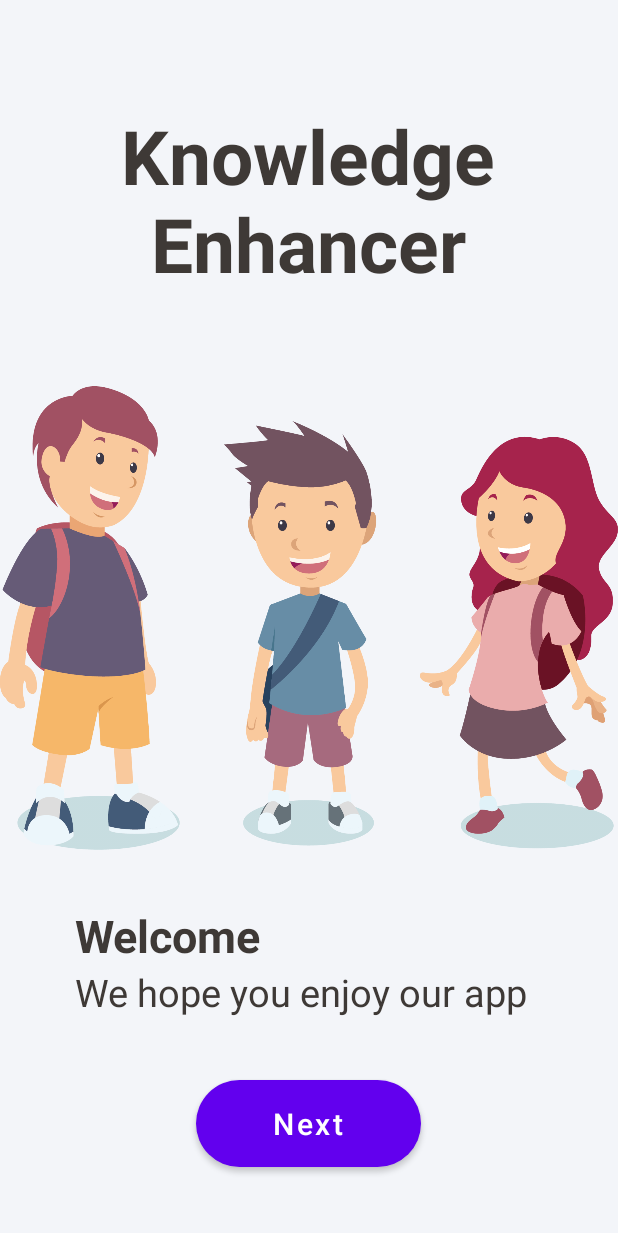
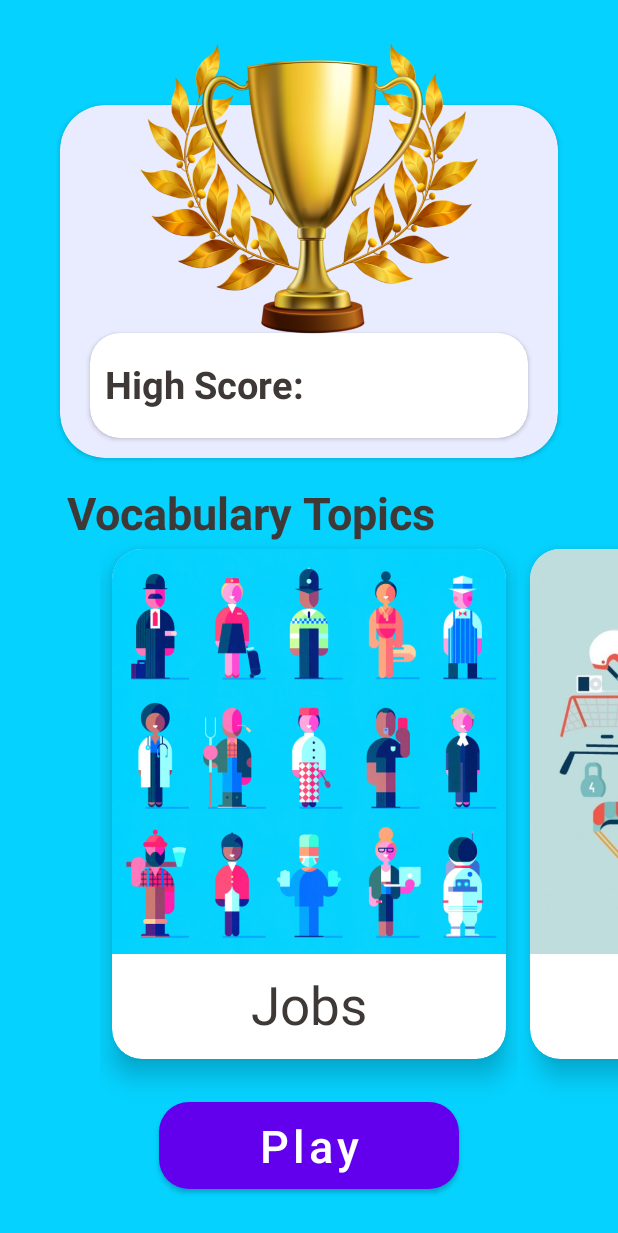
Before and after one commit to phian/Knowledge_Enhancer_App, an Android app: the screen it shows after launch (GreetingActivity before the commit, GameMenuScreen after it), after a tap on "Get Started", on a phone screen of 412 x 824 dp. Shown: the top 1233 px of the screen. Run offline under Robolectric (Android 15) with nearby library versions, the phone set to English and light mode, and no system bars.

Commit message:
Remove 2 Greeting screens

```diff
--- a/app/src/main/java/com/example/knowledge_enhancer/GameMenuScreen.java
+++ b/app/src/main/java/com/example/knowledge_enhancer/GameMenuScreen.java
@@ -101,7 +101,6 @@ public class GameMenuScreen extends AppCompatActivity {
                     public void run() {
                         Intent intent = new Intent(GameMenuScreen.this, GamePlay.class);
                         intent.putExtra("SelectedTopic", String.valueOf(selectedTopicIndex));
-                        finish();
                         startActivity(intent);
                         overridePendingTransition(android.R.anim.fade_in, android.R.anim.fade_out);
                     }
@@ -118,8 +117,7 @@ public class GameMenuScreen extends AppCompatActivity {
         delayBeforeChangeScreen.postDelayed(new Runnable() {
             @Override
             public void run() {
-                Intent intent = new Intent(GameMenuScreen.this, GreetingActivity2.class);
-                finish();
+                Intent intent = new Intent(GameMenuScreen.this, MainActivity.class);
                 startActivity(intent);
                 overridePendingTransition(android.R.anim.fade_in, android.R.anim.fade_out);
             }
--- a/app/src/main/java/com/example/knowledge_enhancer/GamePlay.java
+++ b/app/src/main/java/com/example/knowledge_enhancer/GamePlay.java
@@ -319,7 +319,7 @@ public class GamePlay extends AppCompatActivity {
         delayBeforeChangeScreen.postDelayed(new Runnable() {
             @Override
             public void run() {
-                Intent intent = new Intent(GamePlay.this, GreetingActivity2.class);
+                Intent intent = new Intent(GamePlay.this, GameMenuScreen.class);
                 finish();
                 startActivity(intent);
                 overridePendingTransition(android.R.anim.fade_in, android.R.anim.fade_out);
--- a/app/src/main/java/com/example/knowledge_enhancer/MainActivity.java
+++ b/app/src/main/java/com/example/knowledge_enhancer/MainActivity.java
@@ -31,9 +31,6 @@ public class MainActivity extends AppCompatActivity {
         super.onCreate(savedInstanceState);
         setContentView(R.layout.activity_main);
 
-        if (isAlreadyHadUserName() == false)
-            runGreetingActivity();
-
         // Để tạm
         startButton = (Button)findViewById(R.id.start_button);
         startButton.setOnClickListener(new View.OnClickListener() {
@@ -43,7 +40,7 @@ public class MainActivity extends AppCompatActivity {
                 delayBeforeChangeScreen.postDelayed(new Runnable() {
                     @Override
                     public void run() {
-                        Intent intent = new Intent(MainActivity.this, GreetingActivity.class);
+                        Intent intent = new Intent(MainActivity.this, GameMenuScreen.class);
                         startActivity(intent);
                         overridePendingTransition(android.R.anim.fade_in, android.R.anim.fade_out);
                     }
@@ -83,14 +80,4 @@ public class MainActivity extends AppCompatActivity {
 
         return super.onOptionsItemSelected(item);
     }
-
-    // Hàm check xem ng dùng có user name hay chưa
-    private boolean isAlreadyHadUserName() {
-        return true;
-    }
-
-    private void runGreetingActivity() {
-        Intent intent = new Intent(MainActivity.this, GreetingActivity.class);
-        startActivity(intent);
-    }
 }
--- a/app/src/main/res/layout/activity_greeting.xml
+++ /dev/null
@@ -1,99 +0,0 @@
-<?xml version="1.0" encoding="utf-8"?>
-<androidx.constraintlayout.widget.ConstraintLayout
-    xmlns:android="http://schemas.android.com/apk/res/android"
-    xmlns:app="http://schemas.android.com/apk/res-auto"
-    xmlns:tools="http://schemas.android.com/tools"
-    android:layout_width="match_parent"
-    android:layout_height="match_parent"
-    tools:context=".GreetingActivity"
-    android:background="#F3F5F9">
-
-    <RelativeLayout
-        android:layout_width="match_parent"
-        android:layout_height="match_parent"
-        android:gravity="center|top"
-        tools:layout_editor_absoluteX="0dp"
-        tools:layout_editor_absoluteY="0dp">
-
-        <TextView
-            android:layout_width="250dp"
-            android:layout_height="wrap_content"
-            android:layout_marginTop="70dp"
-            android:gravity="center_horizontal"
-            android:maxLines="2"
-            android:text="@string/app_name_greeting_screen"
-            android:textAlignment="center"
-            android:textSize="50sp"
-            tools:ignore="MissingConstraints"
-            android:textStyle="bold"
-            android:textColor="#3E3936"/>
-
-    </RelativeLayout>
-
-    <ImageView
-        android:id="@+id/create_name_greeting_1"
-        android:layout_width="match_parent"
-        android:layout_height="match_parent"
-        app:layout_constraintBottom_toBottomOf="parent"
-        android:scaleType="fitCenter"
-        app:layout_constraintEnd_toEndOf="parent"
-        app:layout_constraintHorizontal_bias="0.0"
-        app:layout_constraintStart_toStartOf="parent"
-        app:layout_constraintTop_toTopOf="parent"
-        app:layout_constraintVertical_bias="0.0"
-        app:srcCompat="@drawable/students" />
-
-    <LinearLayout
-        android:layout_width="match_parent"
-        android:layout_height="match_parent"
-        android:orientation="vertical"
-        android:gravity="bottom|left">
-
-        <LinearLayout
-            android:layout_width="wrap_content"
-            android:layout_height="wrap_content"
-            android:orientation="vertical"
-            android:layout_marginLeft="50dp"
-            android:layout_marginBottom="145dp">
-
-            <TextView
-                android:layout_width="wrap_content"
-                android:layout_height="wrap_content"
-                android:text="@string/greeting1"
-                android:textSize="30sp"
-                tools:ignore="MissingConstraints"
-                android:textColor="#3E3936"
-                android:textStyle="bold"/>
-
-            <TextView
-                android:layout_width="wrap_content"
-                android:layout_height="wrap_content"
-                android:textSize="25sp"
-                android:text="@string/greeting2"
-                android:textColor="#3E3936"/>
-
-        </LinearLayout>
-    </LinearLayout>
-
-    <LinearLayout
-        android:layout_width="match_parent"
-        android:layout_height="match_parent"
-        android:gravity="center|bottom">
-
-        <com.google.android.material.button.MaterialButton
-            android:id="@+id/next_button"
-            android:layout_gravity="center|bottom"
-            android:layout_width="150dp"
-            android:layout_height="70dp"
-            android:text="@string/next"
-            android:layout_marginBottom="20dp"
-            tools:ignore="MissingConstraints"
-            app:cornerRadius="360dp"
-            android:shadowDy="0.5"
-            android:shadowDx="0.5"
-            android:textSize="20sp"
-            android:textAllCaps="false"/>
-
-    </LinearLayout>
-
-</androidx.constraintlayout.widget.ConstraintLayout>
```
Also changed, not shown: app/src/main/AndroidManifest.xml (+0 -8 lines), app/src/main/java/com/example/knowledge_enhancer/GreetingActivity.java (deleted, +0 -60 lines), app/src/main/java/com/example/knowledge_enhancer/GreetingActivity2.java (deleted, +0 -63 lines), app/src/main/res/layout/activity_greeting2.xml (deleted, +0 -79 lines), app/src/main/res/layout/activity_main.xml (+13 -8 lines).
